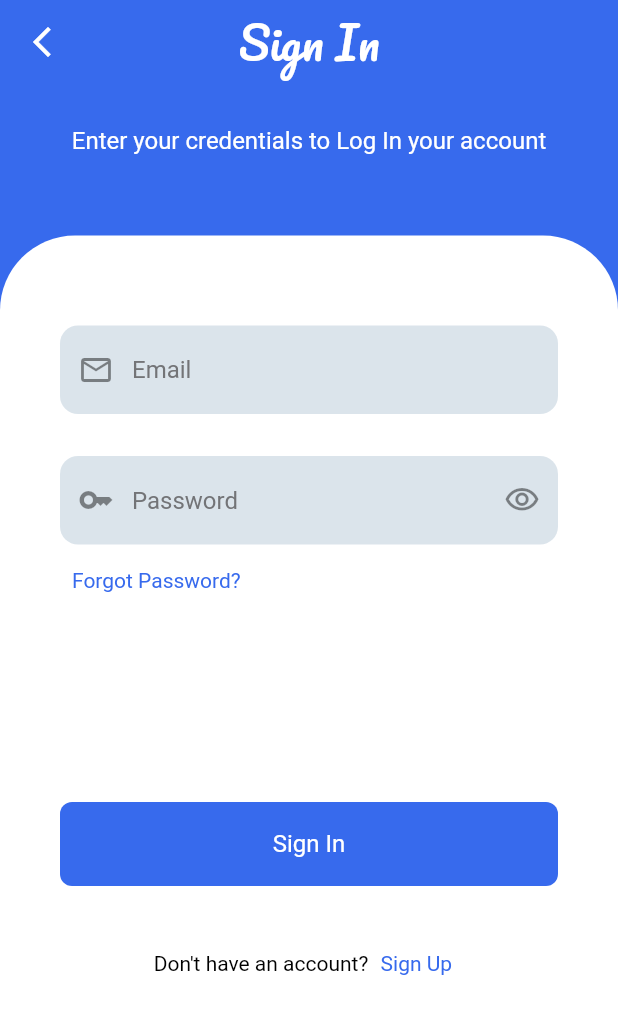
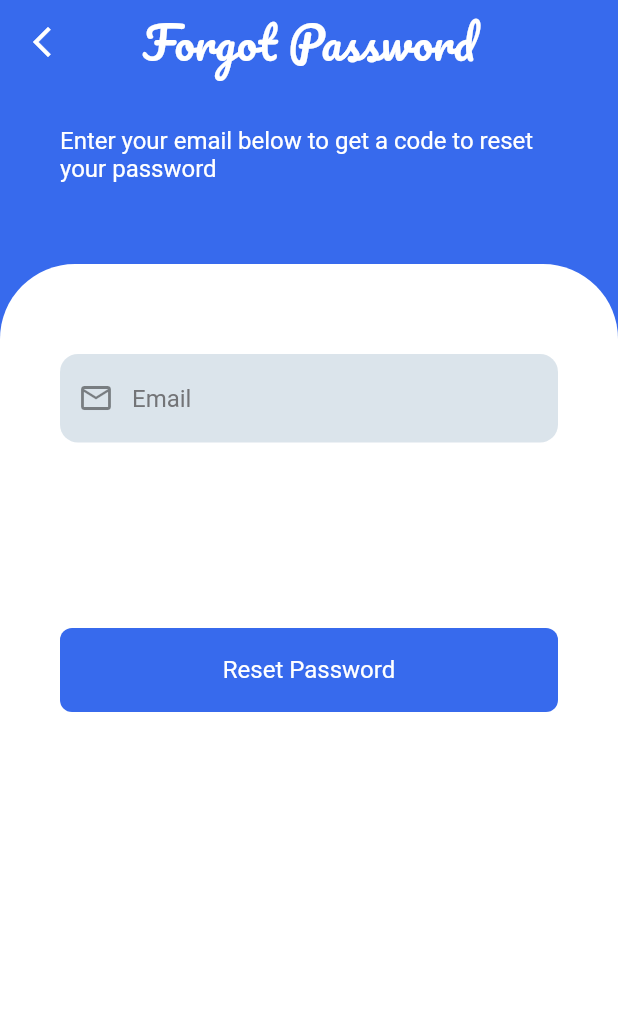
Before and after one commit to HusseinMohamed99/Insta_Chat, a Flutter app: the screen it shows after launch, after a tap on an icon or button, on a phone screen of 412 x 824 dp. Shown: the top 1014 px of the screen. Run offline on Flutter 3.47's test engine with Material 2 defaults, Android fonts, the phone set to English and light mode, and no system bars; our stand-ins replace bloc, cached_network_image, cloud_firestore, dio, firebase_auth, firebase_core and 11 more; missing offline and left inert: flutter_phone_direct_caller; accounts and stored records are empty; network calls fail.

Commit message:
Update All Screen

```diff
--- a/lib/cubit/email_verification/email_verification_cubit.dart
+++ b/lib/cubit/email_verification/email_verification_cubit.dart
@@ -34,7 +34,6 @@ class EmailVerificationCubit extends Cubit<EmailVerificationState> {
             .update({'isEmailVerified': true}).then(
                 (value) => emit(EmailVerifiedSuccessfullyState()));
       }
-      print(isEmailVerified);
       emit(ReloadSuccessState());
     }).catchError((error) {
       emit(ReloadErrorState(error.toString()));
--- a/lib/cubit/main/main_state.dart
+++ b/lib/cubit/main/main_state.dart
@@ -57,3 +57,12 @@ class SendFCMNotificationSuccessState extends MainState {}
 class SendInAppNotificationLoadingState extends MainState {}
 
 class SetNotificationIdSuccessState extends MainState {}
+
+class ChangeUserPasswordLoadingState extends MainState {}
+
+class ChangeUserPasswordSuccessState extends MainState {}
+
+class ChangeUserPasswordErrorState extends MainState {
+  final String error;
+  ChangeUserPasswordErrorState({required this.error});
+}
--- a/lib/cubit/reset_password/reset_password_cubit.dart
+++ b/lib/cubit/reset_password/reset_password_cubit.dart
@@ -18,7 +18,9 @@ class ResetPasswordCubit extends Cubit<ResetPasswordStates> {
         .then((value) {
       emit(ResetPasswordSuccessState());
     }).catchError((error) {
-      emit(ResetPasswordErrorState());
+      emit(ResetPasswordErrorState(
+        error: error.toString(),
+      ));
     });
   }
 }
--- a/lib/cubit/reset_password/reset_password_state.dart
+++ b/lib/cubit/reset_password/reset_password_state.dart
@@ -6,4 +6,7 @@ class ResetPasswordLoadingState extends ResetPasswordStates {}
 
 class ResetPasswordSuccessState extends ResetPasswordStates {}
 
-class ResetPasswordErrorState extends ResetPasswordStates {}
+class ResetPasswordErrorState extends ResetPasswordStates {
+  final String error;
+  ResetPasswordErrorState({required this.error});
+}
--- a/lib/main.dart
+++ b/lib/main.dart
@@ -16,8 +16,8 @@ import 'package:insta_chat/shared/components/show_toast.dart';
 import 'package:insta_chat/shared/network/cache_helper.dart';
 import 'package:insta_chat/shared/network/dio_helper.dart';
 import 'package:insta_chat/utils/themes.dart';
-import 'package:insta_chat/view/onBoard/on_board_view.dart';
 import 'package:insta_chat/view/signIn/sign_in_view.dart';
+import 'package:insta_chat/view/welcome/welcome_view.dart';
 
 FirebaseMessaging messaging = FirebaseMessaging.instance;
 Future<void> firebaseMessagingBackgroundHandler(RemoteMessage message) async {
@@ -59,7 +59,7 @@ void main() async {
 
   Widget widget;
   if (uId != null) {
-    widget = const OnBoardScreen();
+    widget = const WelcomeScreen();
   } else {
     widget = const SignInScreen();
   }
--- a/lib/utils/app_string.dart
+++ b/lib/utils/app_string.dart
@@ -9,6 +9,26 @@ class AppString {
   static const String confirmPassword = 'Confirm Password';
   static const String passwordHint = 'Please Enter your password';
   static const String forgotPassword = 'Forgot Password';
+  static const String forgotPasswordHint =
+      'Enter your email below to get a code to reset your password';
+  static const String resetPassword = 'Reset Password';
+  static const String changePassword = 'Change Password';
+  static const String oldPassword = 'Old Password';
+  static const String newPassword = 'New Password';
+  static const String confirmNewPassword = 'Confirm New Password';
+  static const String strongPassword = 'Set a strong password.';
+  static const String strongPasswordLength =
+      'A strong password should be at least 8 characters long.';
+  static const String smallAndCapitalLetters =
+      'It should be combination of small and capital letters.';
+  static const String includeFigures = 'It should include figures';
+  static const String specialCharacters =
+      'It should include special characters like @ ! %';
+  static const String exampleStrongPassword =
+      'Following is the example of a strong password for your convenience';
+  static const String examplePassword = "H4r1@co!";
+  static const String gotIt = 'Got it';
+  static const String learnMore = 'Learn More';
   static const String email = 'Email';
   static const String emailHint = 'Please Enter your email';
   static const String emailValid = 'Please enter a valid email';
@@ -30,4 +50,11 @@ class AppString {
   static const String userPolicy = "User Policy";
   static const String termUse = "Term of use";
   static const String conversations = "Conversations";
+  static const String changePasswordSuccessfully =
+      "Your password has been changed";
+  static const String changePasswordError = "Your password has been changed";
+  static const String bio = "Bio";
+  static const String update = "Update";
+  static const String delete = "Delete";
+  static const String logOut = "Log Out";
 }
--- /dev/null
+++ b/lib/view/password/reset_password_view.dart
@@ -0,0 +1,136 @@
+import 'package:flutter/material.dart';
+import 'package:flutter/services.dart';
+import 'package:flutter_bloc/flutter_bloc.dart';
+import 'package:insta_chat/cubit/reset_password/reset_password_cubit.dart';
+import 'package:insta_chat/cubit/reset_password/reset_password_state.dart';
+import 'package:insta_chat/shared/components/buttons.dart';
+import 'package:insta_chat/shared/components/navigator.dart';
+import 'package:insta_chat/shared/components/show_toast.dart';
+import 'package:insta_chat/shared/components/text_form_field.dart';
+import 'package:insta_chat/utils/app_string.dart';
+import 'package:insta_chat/utils/color_manager.dart';
+import 'package:insta_chat/utils/my_validators.dart';
+import 'package:insta_chat/utils/value_manager.dart';
+import 'package:insta_chat/view/signIn/sign_in_view.dart';
+
+class ResetPasswordScreen extends StatelessWidget {
+  const ResetPasswordScreen({super.key});
+
+  @override
+  Widget build(BuildContext context) {
+    final double screenWidth = MediaQuery.sizeOf(context).width;
+    final double screenHeight = MediaQuery.sizeOf(context).height;
+    final GlobalKey<FormState> formKey = GlobalKey<FormState>();
+    final TextEditingController emailController = TextEditingController();
+    final FocusNode emailFocusNode = FocusNode();
+
+    return BlocConsumer<ResetPasswordCubit, ResetPasswordStates>(
+      listener: (context, state) {
+        if (state is ResetPasswordSuccessState) {
+          showToast(
+              text: 'Reset Password Successfully', state: ToastStates.success);
+          navigateAndFinish(context, const SignInScreen());
+        }
+        if (state is ResetPasswordErrorState) {
+          showToast(text: state.error, state: ToastStates.error);
+        }
+      },
+      builder: (context, state) {
+        final ResetPasswordCubit resetPasswordCubit =
+            ResetPasswordCubit.get(context);
+        return AnnotatedRegion<SystemUiOverlayStyle>(
+          value: const SystemUiOverlayStyle(
+            statusBarColor: Colors.transparent,
+            statusBarIconBrightness: Brightness.dark,
+          ),
+          child: Scaffold(
+            appBar: AppBar(
+              automaticallyImplyLeading: false,
+              leading: IconButton(
+                onPressed: () {},
+                icon: const Icon(Icons.arrow_back_ios_new_outlined),
+              ),
+              title: Text(
+                AppString.forgotPassword,
+                style: Theme.of(context).textTheme.displayLarge,
+              ),
+            ),
+            body: Column(
+              children: [
+                Padding(
+                  padding: const EdgeInsets.only(
+                      top: 28, left: 40, right: 40, bottom: 54),
+                  child: Text(
+                    AppString.forgotPasswordHint,
+                    style: Theme.of(context).textTheme.headlineMedium,
+                  ),
+                ),
+                Expanded(
+                  child: Container(
+                    padding: const EdgeInsets.symmetric(
+                      horizontal: AppPadding.p40,
+                      vertical: AppPadding.p60,
+                    ),
+                    width: screenWidth,
+                    decoration: const ShapeDecoration(
+                      color: Colors.white,
+                      shape: RoundedRectangleBorder(
+                        borderRadius: BorderRadius.only(
+                          topLeft: Radius.circular(50),
+                          topRight: Radius.circular(50),
+                        ),
+                      ),
+                    ),
+                    child: Form(
+                      key: formKey,
+                      child: CustomScrollView(
+                        physics: const BouncingScrollPhysics(),
+                        keyboardDismissBehavior:
+                            ScrollViewKeyboardDismissBehavior.onDrag,
+                        slivers: [
+                          SliverToBoxAdapter(
+                            child: CustomTextFormField(
+                              prefixIcon: Icons.email_outlined,
+                              controller: emailController,
+                              focusNode: emailFocusNode,
+                              textInputAction: TextInputAction.next,
+                              hintText: AppString.email,
+                              textInputType: TextInputType.emailAddress,
+                              validator: (value) {
+                                return MyValidators.emailValidator(value);
+                              },
+                              onFieldSubmitted: (value) {},
+                            ),
+                          ),
+                          SliverToBoxAdapter(
+                            child: SizedBox(
+                              height: screenHeight * .15,
+                            ),
+                          ),
+                          SliverToBoxAdapter(
+                            child: defaultMaterialButton(
+                              function: () {
+                                if (formKey.currentState!.validate()) {
+                                  resetPasswordCubit.resetPassword(
+                                    email: emailController.text,
+                                  );
+                                }
+                              },
+                              text: AppString.resetPassword,
+                              context: context,
+                              color: ColorManager.primaryColor,
+                            ),
+                          ),
+                        ],
+                      ),
+                    ),
+                  ),
+                ),
+              ],
+            ),
+          ),
+        );
+      },
+    );
+  }
+}
--- a/lib/view/profile/profile_view.dart
+++ b/lib/view/profile/profile_view.dart
@@ -47,7 +47,7 @@ class ProfileScreen extends StatelessWidget {
                   child: imageWithShimmer(
                     userModel.image,
                     radius: 75,
-                    fit: BoxFit.fill,
+                    fit: BoxFit.fitWidth,
                   ),
                 ),
               ),
--- a/lib/view/signIn/sign_in_view.dart
+++ b/lib/view/signIn/sign_in_view.dart
@@ -1,5 +1,4 @@
 import 'package:flutter/material.dart';
-import 'package:flutter/services.dart';
 import 'package:flutter_bloc/flutter_bloc.dart';
 import 'package:insta_chat/cubit/main/main_cubit.dart';
 import 'package:insta_chat/cubit/sign_in/sign_in_cubit.dart';
@@ -14,8 +13,9 @@ import 'package:insta_chat/utils/app_string.dart';
 import 'package:insta_chat/utils/color_manager.dart';
 import 'package:insta_chat/utils/my_validators.dart';
 import 'package:insta_chat/utils/value_manager.dart';
-import 'package:insta_chat/view/onBoard/on_board_view.dart';
+import 'package:insta_chat/view/password/reset_password_view.dart';
 import 'package:insta_chat/view/signUp/sign_up_view.dart';
+import 'package:insta_chat/view/welcome/welcome_view.dart';
 
 class SignInScreen extends StatelessWidget {
   const SignInScreen({super.key});
@@ -30,19 +30,14 @@ class SignInScreen extends StatelessWidget {
     final FocusNode passwordFocusNode = FocusNode();
     final GlobalKey<FormState> formKey = GlobalKey<FormState>();
     final SignInCubit signInCubit = SignInCubit.get(context);
-    return AnnotatedRegion<SystemUiOverlayStyle>(
-      value: const SystemUiOverlayStyle(
-        statusBarColor: Colors.transparent,
-        statusBarIconBrightness: Brightness.dark,
-      ),
-      child: BlocConsumer<SignInCubit, SignInState>(
+    return BlocConsumer<SignInCubit, SignInState>(
       listener: (context, state) {
         if (state is SignInSuccessState) {
           CacheHelper.saveData(value: state.uid, key: 'uId');
           showToast(text: 'Sign In Successfully', state: ToastStates.success);
           uId = state.uid;
           MainCubit.get(context).getUserData();
-            navigateAndFinish(context, const OnBoardScreen());
+          navigateAndFinish(context, const WelcomeScreen());
         }
 
         if (state is SignInErrorState) {
@@ -50,18 +45,9 @@ class SignInScreen extends StatelessWidget {
         }
       },
       builder: (context, state) {
-          return AnnotatedRegion<SystemUiOverlayStyle>(
-            value: const SystemUiOverlayStyle(
-              statusBarColor: Colors.transparent,
-              statusBarIconBrightness: Brightness.dark,
-            ),
-            child: Scaffold(
+        return Scaffold(
           appBar: AppBar(
             automaticallyImplyLeading: false,
-                leading: IconButton(
-                  onPressed: () {},
-                  icon: const Icon(Icons.arrow_back_ios_new_outlined),
-                ),
             title: Text(
               AppString.signIn,
               style: Theme.of(context).textTheme.displayLarge,
@@ -117,8 +103,7 @@ class SignInScreen extends StatelessWidget {
                             },
                           ),
                         ),
-                            const SliverToBoxAdapter(
-                                child: SizedBox(height: 28)),
+                        const SliverToBoxAdapter(child: SizedBox(height: 28)),
                         SliverToBoxAdapter(
                           child: CustomTextFormField(
                             controller: passwordController,
@@ -143,7 +128,8 @@ class SignInScreen extends StatelessWidget {
                             alignment: Alignment.bottomLeft,
                             child: defaultTextButton(
                               function: () {
-                                    // navigateTo(context, const ResetPasswordScreen());
+                                navigateTo(
+                                    context, const ResetPasswordScreen());
                               },
                               text: '${AppString.forgotPassword}?',
                               context: context,
@@ -183,8 +169,7 @@ class SignInScreen extends StatelessWidget {
                             children: [
                               Text(
                                 AppString.noAccount,
-                                    style:
-                                        Theme.of(context).textTheme.bodyLarge,
+                                style: Theme.of(context).textTheme.bodyLarge,
                               ),
                               defaultTextButton(
                                 function: () {
@@ -210,10 +195,8 @@ class SignInScreen extends StatelessWidget {
               ),
             ],
           ),
-            ),
         );
       },
-      ),
     );
   }
 }
--- a/lib/view/onBoard/on_board_view.dart
+++ b/lib/view/welcome/welcome_view.dart
@@ -10,8 +10,8 @@ import 'package:insta_chat/utils/color_manager.dart';
 import 'package:insta_chat/utils/font_manager.dart';
 import 'package:insta_chat/view/home/home_view.dart';
 
-class OnBoardScreen extends StatelessWidget {
-  const OnBoardScreen({super.key});
+class WelcomeScreen extends StatelessWidget {
+  const WelcomeScreen({super.key});
 
   @override
   Widget build(BuildContext context) {
```
Also changed, not shown: lib/cubit/main/main_cubit.dart (+26 -0 lines), lib/view/password/change_password_view.dart (added, +245 -0 lines), lib/view/password/instructions_password.dart (added, +146 -0 lines), lib/view/profile/edit_profile_view.dart (+33 -23 lines), 70 other files. Lines whose indentation alone changed are shown as unchanged.
